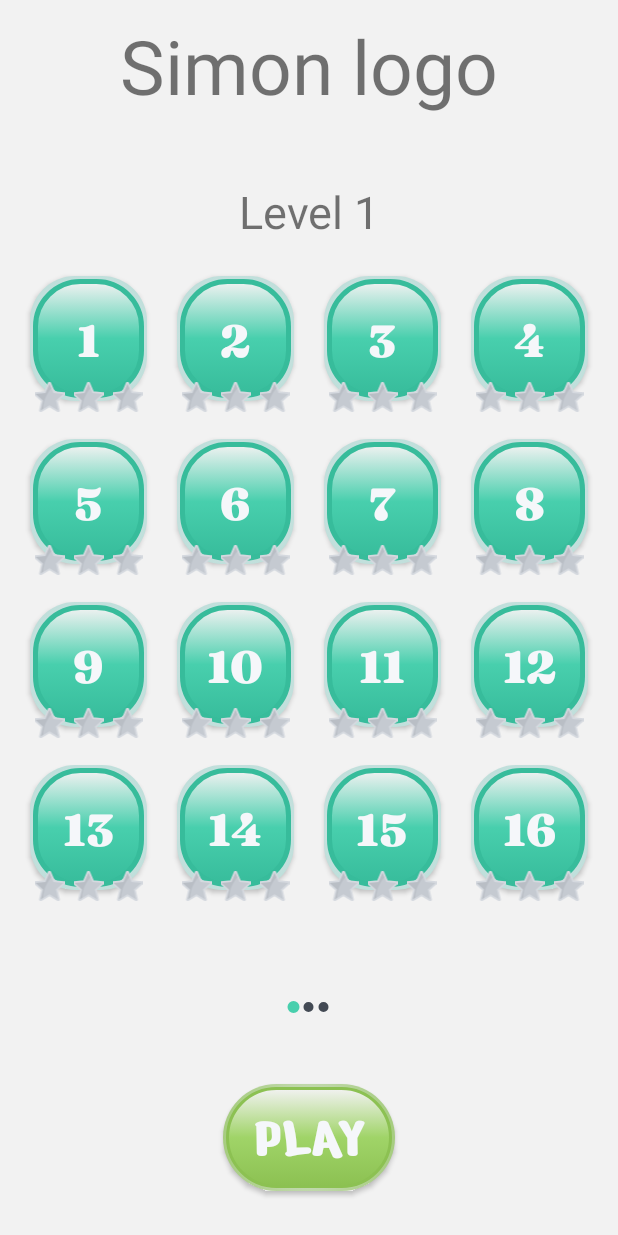
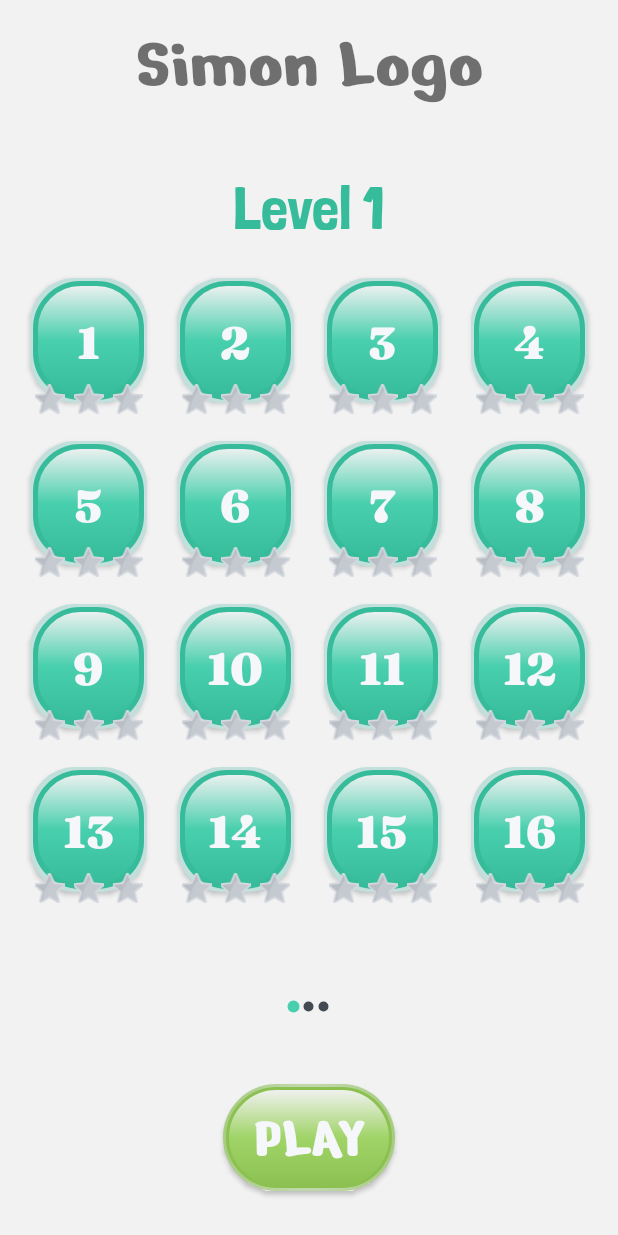
Before and after one commit to chenashkenazi/FinalProject, an Android app: the LevelsActivity screen opened directly, with no data from a screen before it, on a phone screen of 412 x 824 dp. Run offline under Robolectric (Android 15) with nearby library versions, the phone set to English and light mode, and no system bars.

Commit message:
הוספתי כמה דברים

```diff
--- a/app/src/main/res/layout/levels_activity.xml
+++ b/app/src/main/res/layout/levels_activity.xml
@@ -11,9 +11,8 @@
         android:layout_height="wrap_content"
         android:id="@+id/header_tv"
         android:layout_alignParentTop="true"
-        android:gravity="center"
-        android:text="Simon logo"
-        android:textSize="50sp"/>
+        android:text="Simon Logo"
+        style="@style/TextViewLogo"/>
 
 
     <LinearLayout
--- a/app/src/main/res/layout/levels_fragment.xml
+++ b/app/src/main/res/layout/levels_fragment.xml
@@ -11,12 +11,9 @@
         android:layout_width="match_parent"
         android:layout_height="wrap_content"
         android:id="@+id/level_number"
-        android:textSize="30sp"
-        android:layout_margin="10dp"
-        android:gravity="center"
-        android:layout_above="@+id/levels_grid_view"/>
+        android:layout_above="@+id/levels_grid_view"
+        style="@style/TextViewLevelNumber"/>
 
-    <!--Buttons to levels here (4x4)-->
 
     <GridView
         android:layout_width="match_parent"
--- a/app/src/main/res/values/themes.xml
+++ b/app/src/main/res/values/themes.xml
@@ -61,4 +61,22 @@
 
 
     <!--Text Views-->
+    <style name="TextView">
+        <item name="android:gravity">center</item>
+        <item name="android:textAllCaps">false</item>
+    </style>
+
+    <style name="TextViewLogo" parent="TextView">
+        <item name="android:textSize">50sp</item>
+        <item name="android:fontFamily">@font/nerko_one</item>
+    </style>
+
+    <style name="TextViewLevelNumber" parent="TextView">
+        <item name="android:textSize">40sp</item>
+        <item name="android:layout_margin">10dp</item>
+        <item name="android:fontFamily">@font/londrina_solid</item>
+        <item name="android:textColor">@color/mint_dark</item>
+    </style>
+
+
 </resources>
```
Also changed, not shown: app/src/main/res/font/londrina_solid.ttf (added).
